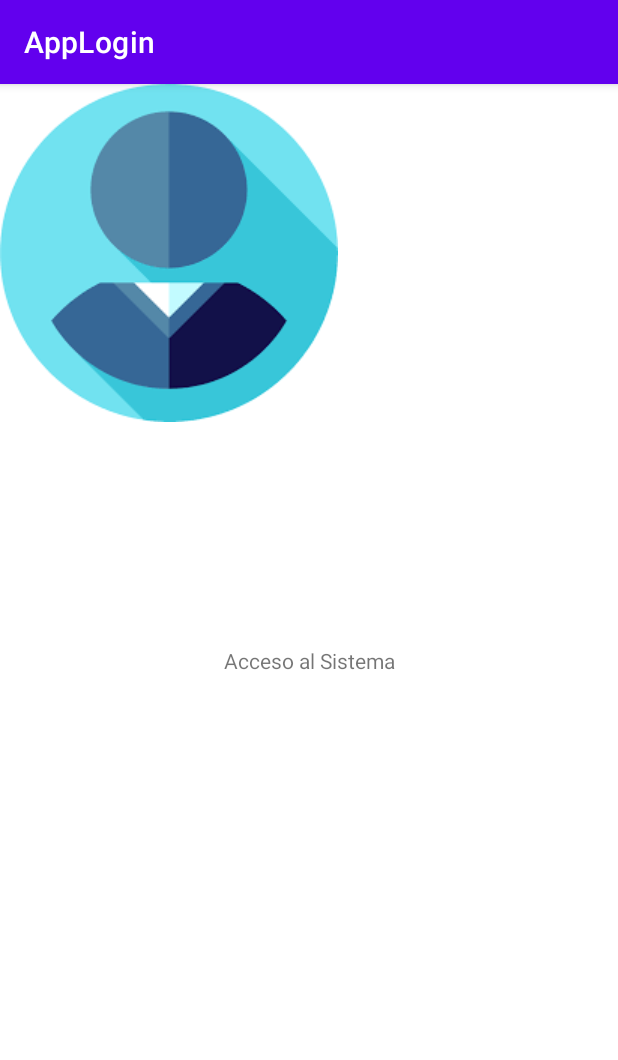
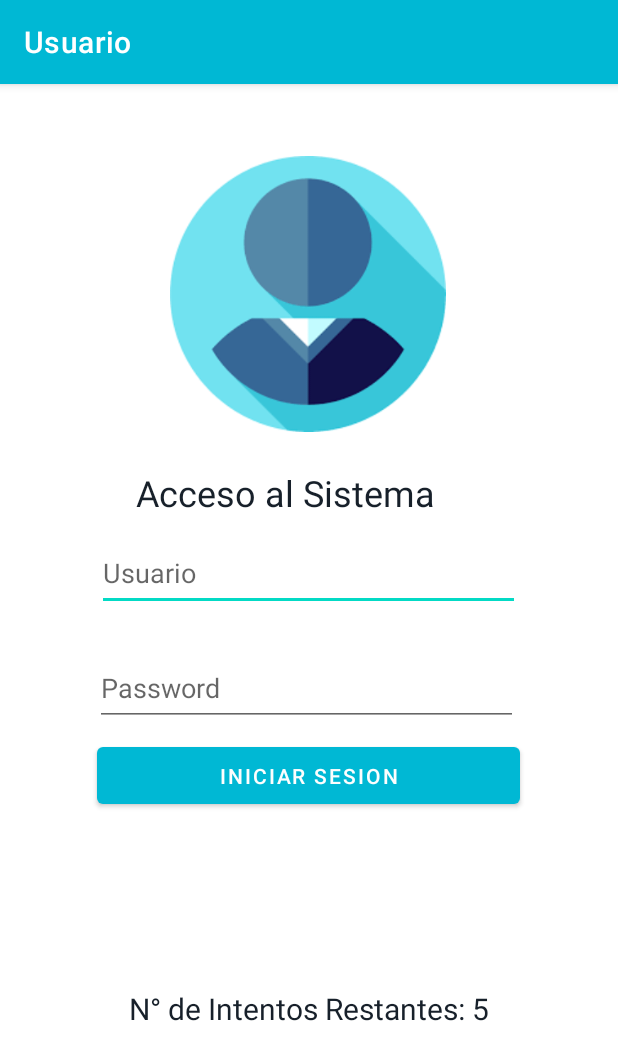
Before and after one commit to GustavoTorres07/AppLogin, an Android app: the screen it shows after launch (MainActivity), on a phone screen of 412 x 824 dp. Shown: the top 1060 px of the screen. Run offline under Robolectric (Android 15) with nearby library versions, the phone set to English and light mode, and no system bars.

Commit message:
Se creo la parte grafica de interfaz de una pantalla principal (Login) le empezamos a dar funcionalidad

```diff
--- a/app/src/main/java/com/example/applogin/MainActivity.java
+++ b/app/src/main/java/com/example/applogin/MainActivity.java
@@ -3,12 +3,37 @@ package com.example.applogin;
 import androidx.appcompat.app.AppCompatActivity;
 
 import android.os.Bundle;
+import android.widget.Button;
+import android.widget.EditText;
+import android.widget.TextView;
 
 public class MainActivity extends AppCompatActivity {
+
+    /* Aqui debemos determinar o referenciar todos los objetos que utilizamos en el diseño / declarar variables */
+
+    EditText etusuario, etclave;
+    Button btnIniciar;
+    TextView tvintentos;
+
+    /* declaro variables*/
+
+    private int contador=5;
+
 
     @Override
     protected void onCreate(Bundle savedInstanceState) {
         super.onCreate(savedInstanceState);
         setContentView(R.layout.activity_main);
+
+        etusuario=(EditText) findViewById(R.id.etusuario);
+        etclave=(EditText) findViewById(R.id.etpassword);
+        tvintentos=(TextView) findViewById(R.id.tvintentos);
+        tvintentos.setText("N° de Intentos Restantes: 5");
+
+
     }
+    /* Creo un metodo para el boton */
+
+
+
 }
--- a/app/src/main/res/layout/activity_main.xml
+++ b/app/src/main/res/layout/activity_main.xml
@@ -7,21 +7,88 @@
     tools:context=".MainActivity">
 
     <TextView
-        android:layout_width="wrap_content"
-        android:layout_height="wrap_content"
+        android:id="@+id/textView"
+        android:layout_width="230dp"
+        android:layout_height="37dp"
+        android:layout_marginTop="24dp"
         android:text="Acceso al Sistema"
-        app:layout_constraintBottom_toBottomOf="parent"
+        android:textSize="24sp"
+        android:textColor="@color/textcolornegro"
         app:layout_constraintEnd_toEndOf="parent"
+        app:layout_constraintHorizontal_bias="0.497"
         app:layout_constraintStart_toStartOf="parent"
-        app:layout_constraintTop_toTopOf="parent" />
+        app:layout_constraintTop_toBottomOf="@+id/imageView4" />
 
     <ImageView
         android:id="@+id/imageView4"
+        android:layout_width="285dp"
+        android:layout_height="184dp"
+        android:layout_marginTop="48dp"
+        app:layout_constraintEnd_toEndOf="parent"
+        app:layout_constraintHorizontal_bias="0.497"
+        app:layout_constraintStart_toStartOf="parent"
+        app:layout_constraintTop_toTopOf="parent"
+        app:srcCompat="@drawable/user" />
+
+    <EditText
+        android:id="@+id/etusuario"
+        android:layout_width="282dp"
+        android:layout_height="50dp"
+        android:layout_marginTop="8dp"
+        android:ems="10"
+        android:hint="Usuario"
+        android:inputType="textPersonName"
+        android:textColor="@color/textcolornegro"
+        app:layout_constraintEnd_toEndOf="parent"
+        app:layout_constraintHorizontal_bias="0.496"
+        app:layout_constraintStart_toStartOf="parent"
+        app:layout_constraintTop_toBottomOf="@+id/textView" />
+
+    <EditText
+        android:id="@+id/etpassword"
+        android:layout_width="282dp"
+        android:layout_height="50dp"
+        android:layout_marginTop="8dp"
+        android:ems="10"
+        android:hint="Password"
+        android:inputType="textPassword"
+        android:textColor="@color/textcolornegro"
+        app:layout_constraintBottom_toBottomOf="parent"
+        app:layout_constraintEnd_toEndOf="parent"
+        app:layout_constraintHorizontal_bias="0.488"
+        app:layout_constraintStart_toStartOf="parent"
+        app:layout_constraintTop_toBottomOf="@+id/etusuario"
+        app:layout_constraintVertical_bias="0.052" />
+
+    <Button
+        android:id="@+id/button"
+        android:layout_width="282dp"
+        android:layout_height="50dp"
+        android:layout_marginTop="8dp"
+        android:text="Iniciar Sesion"
+        android:textColor="@color/textcolorblanco"
+        app:layout_constraintBottom_toBottomOf="parent"
+        app:layout_constraintEnd_toEndOf="parent"
+        app:layout_constraintHorizontal_bias="0.496"
+        app:layout_constraintStart_toStartOf="parent"
+        app:layout_constraintTop_toBottomOf="@+id/etpassword"
+        app:layout_constraintVertical_bias="0.0" />
+
+    <TextView
+        android:id="@+id/tvintentos"
         android:layout_width="wrap_content"
         android:layout_height="wrap_content"
-        app:srcCompat="@drawable/user"
-        tools:layout_editor_absoluteX="106dp"
-        tools:layout_editor_absoluteY="86dp" />
+        android:layout_marginTop="16dp"
+        android:text="N° de Intentos"
+        android:textAlignment="center"
+        android:textSize="20dp"
+        android:textColor="@color/textcolornegro"
+        app:layout_constraintBottom_toBottomOf="parent"
+        app:layout_constraintEnd_toEndOf="parent"
+        app:layout_constraintHorizontal_bias="0.498"
+        app:layout_constraintStart_toStartOf="parent"
+        app:layout_constraintTop_toBottomOf="@+id/button"
+        app:layout_constraintVertical_bias="0.421" />
 
 
 </androidx.constraintlayout.widget.ConstraintLayout>
--- a/app/src/main/res/values/colors.xml
+++ b/app/src/main/res/values/colors.xml
@@ -1,10 +1,13 @@
 <?xml version="1.0" encoding="utf-8"?>
 <resources>
     <color name="purple_200">#FFBB86FC</color>
-    <color name="purple_500">#FF6200EE</color>
-    <color name="purple_700">#FF3700B3</color>
+    <color name="purple_500">#00b8d4</color>
+    <color name="purple_700">#34495E</color>
     <color name="teal_200">#FF03DAC5</color>
     <color name="teal_700">#FF018786</color>
     <color name="black">#FF000000</color>
     <color name="white">#FFFFFFFF</color>
+    <color name="textcolornegro">#17202A</color>
+    <color name="textcolorblanco">#FDFEFE</color>
+
 </resources>
--- a/app/src/main/res/values/strings.xml
+++ b/app/src/main/res/values/strings.xml
@@ -1,3 +1,3 @@
 <resources>
-    <string name="app_name">AppLogin</string>
+    <string name="app_name">Usuario</string>
 </resources>
```
